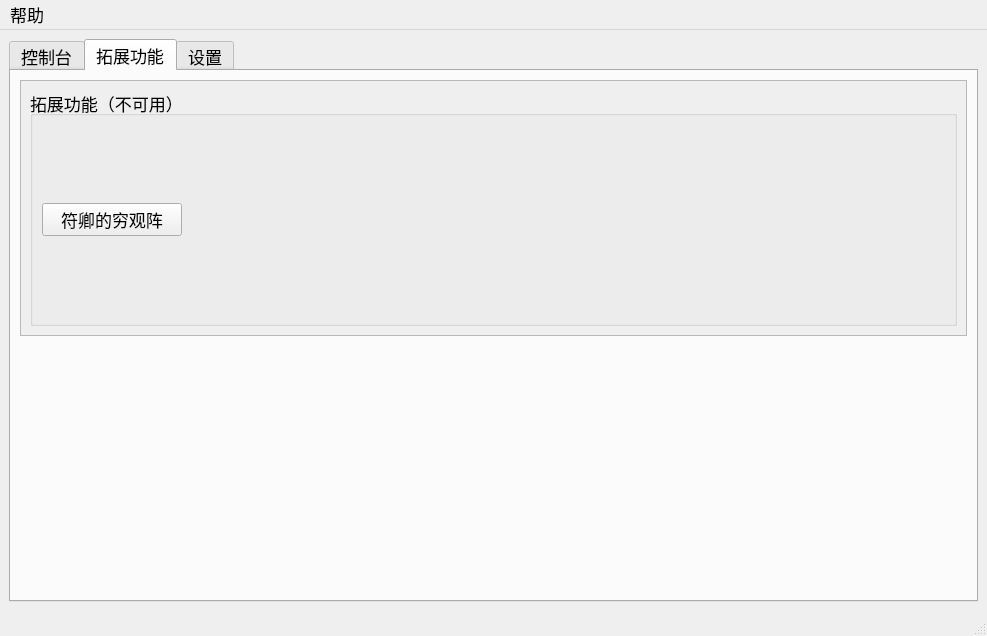
Before: the Qt Designer form res/ui/main.ui in Shasnow/StarRailAssistant, drawn with Qt 5.
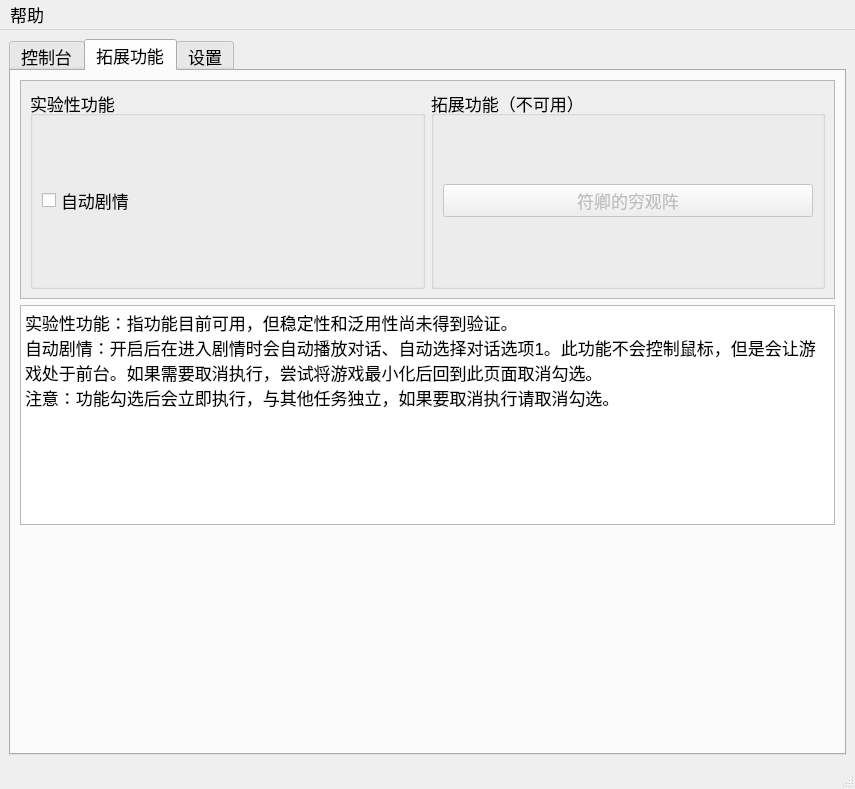
After: the same form once the commit is applied. The open tabs and pages were chosen to show the change.

Commit message: 更新实验性功能：自动剧情

Diff of the .ui file:
```diff
--- a/res/ui/main.ui
+++ b/res/ui/main.ui
@@ -6,8 +6,8 @@
    <rect>
     <x>0</x>
     <y>0</y>
-    <width>987</width>
-    <height>636</height>
+    <width>855</width>
+    <height>789</height>
    </rect>
   </property>
   <property name="font">
@@ -684,32 +684,41 @@
             <rect>
              <x>0</x>
              <y>0</y>
-             <width>192</width>
-             <height>89</height>
+             <width>811</width>
+             <height>214</height>
             </rect>
            </property>
-           <layout class="QHBoxLayout" name="horizontalLayout_26">
+           <layout class="QHBoxLayout" name="horizontalLayout_16">
+            <item>
+             <widget class="QGroupBox" name="groupBox_8">
+              <property name="title">
+               <string>实验性功能</string>
+              </property>
+              <layout class="QVBoxLayout" name="verticalLayout_4">
+               <item>
+                <widget class="QCheckBox" name="autoplot_checkBox">
+                 <property name="acceptDrops">
+                  <bool>false</bool>
+                 </property>
+                 <property name="text">
+                  <string>自动剧情</string>
+                 </property>
+                </widget>
+               </item>
+              </layout>
+             </widget>
+            </item>
             <item>
              <widget class="QGroupBox" name="groupBox_4">
               <property name="title">
                <string>拓展功能（不可用）</string>
               </property>
               <layout class="QGridLayout" name="gridLayout_4">
-               <item row="0" column="1">
-                <spacer name="horizontalSpacer_3">
-                 <property name="orientation">
-                  <enum>Qt::Orientation::Horizontal</enum>
-                 </property>
-                 <property name="sizeHint" stdset="0">
-                  <size>
-                   <width>759</width>
-                   <height>20</height>
-                  </size>
-                 </property>
-                </spacer>
-               </item>
                <item row="0" column="0">
                 <widget class="QPushButton" name="pushButton_add_app_1">
+                 <property name="enabled">
+                  <bool>false</bool>
+                 </property>
                  <property name="minimumSize">
                   <size>
                    <width>140</width>
@@ -728,6 +737,22 @@
           </widget>
          </widget>
         </item>
+        <item>
+         <widget class="QTextBrowser" name="textBrowser">
+          <property name="html">
+           <string>&lt;!DOCTYPE HTML PUBLIC &quot;-//W3C//DTD HTML 4.0//EN&quot; &quot;http://www.w3.org/TR/REC-html40/strict.dtd&quot;&gt;
+&lt;html&gt;&lt;head&gt;&lt;meta name=&quot;qrichtext&quot; content=&quot;1&quot; /&gt;&lt;meta charset=&quot;utf-8&quot; /&gt;&lt;style type=&quot;text/css&quot;&gt;
+p, li { white-space: pre-wrap; }
+hr { height: 1px; border-width: 0; }
+li.unchecked::marker { content: &quot;\2610&quot;; }
+li.checked::marker { content: &quot;\2612&quot;; }
+&lt;/style&gt;&lt;/head&gt;&lt;body style=&quot; font-family:'Microsoft YaHei UI'; font-size:13pt; font-weight:400; font-style:normal;&quot;&gt;
+&lt;p style=&quot; margin-top:0px; margin-bottom:0px; margin-left:0px; margin-right:0px; -qt-block-indent:0; text-indent:0px;&quot;&gt;实验性功能：指功能目前可用，但稳定性和泛用性尚未得到验证。&lt;/p&gt;
+&lt;p style=&quot; margin-top:0px; margin-bottom:0px; margin-left:0px; margin-right:0px; -qt-block-indent:0; text-indent:0px;&quot;&gt;自动剧情：开启后在进入剧情时会自动播放对话、自动选择对话选项1。此功能不会控制鼠标，但是会让游戏处于前台。如果需要取消执行，尝试将游戏最小化后回到此页面取消勾选。&lt;/p&gt;
+&lt;p style=&quot; margin-top:0px; margin-bottom:0px; margin-left:0px; margin-right:0px; -qt-block-indent:0; text-indent:0px;&quot;&gt;注意：功能勾选后会立即执行，与其他任务独立，如果要取消执行请取消勾选。&lt;/p&gt;&lt;/body&gt;&lt;/html&gt;</string>
+          </property>
+         </widget>
+        </item>
         <item>
          <spacer name="verticalSpacer">
           <property name="orientation">
@@ -1357,7 +1382,7 @@
     <rect>
      <x>0</x>
      <y>0</y>
-     <width>987</width>
+     <width>855</width>
      <height>33</height>
     </rect>
    </property>
```
Left out of the diff: 7 changed lines with no effect on the pictures. The commit also changes 13 other files.
